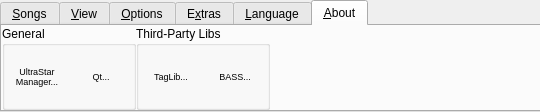
Above: src/ribbon/QURibbonBar.ui from UltraStar-Deluxe/UltraStar-Manager before the change; both pictures show x 0 to 540 and y 0 to 112 of the 1218 by 112 pixel window. Below: the same form after it.
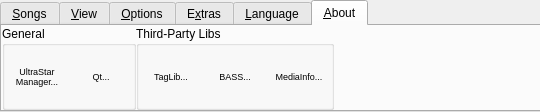
That is the form after the change. The open tabs and pages were chosen to show the change. Icons and pictures are not drawn.

Commit message: Add info about MediaInfoLib. Change paths pointing to Sourceforge repository to GitHub repository. Add video search on Google Video and Youtube.

Patch:
```diff
--- a/src/ribbon/QURibbonBar.ui
+++ b/src/ribbon/QURibbonBar.ui
@@ -3125,6 +3125,49 @@
          </property>
         </widget>
        </item>
+       <item>
+        <widget class="QToolButton" name="aboutMediaInfoBtn">
+         <property name="enabled">
+          <bool>true</bool>
+         </property>
+         <property name="sizePolicy">
+          <sizepolicy hsizetype="Preferred" vsizetype="Preferred">
+           <horstretch>0</horstretch>
+           <verstretch>0</verstretch>
+          </sizepolicy>
+         </property>
+         <property name="minimumSize">
+          <size>
+           <width>64</width>
+           <height>0</height>
+          </size>
+         </property>
+         <property name="font">
+          <font>
+           <pointsize>7</pointsize>
+          </font>
+         </property>
+         <property name="text">
+          <string>MediaInfo...</string>
+         </property>
+         <property name="icon">
+          <iconset resource="../resources/uman.qrc">
+           <normaloff>:/MediaInfo.png</normaloff>:/MediaInfo.png</iconset>
+         </property>
+         <property name="iconSize">
+          <size>
+           <width>32</width>
+           <height>32</height>
+          </size>
+         </property>
+         <property name="toolButtonStyle">
+          <enum>Qt::ToolButtonTextUnderIcon</enum>
+         </property>
+         <property name="autoRaise">
+          <bool>true</bool>
+         </property>
+        </widget>
+       </item>
       </layout>
      </widget>
     </item>
```
Left out of the diff: 2 changed lines with no effect on the pictures. The commit also changes 8 other files.
